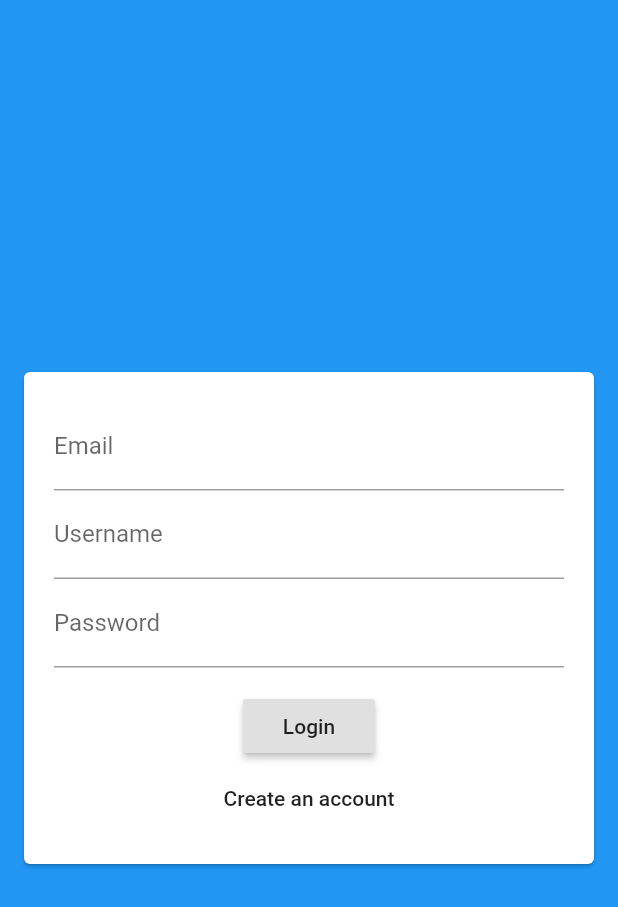
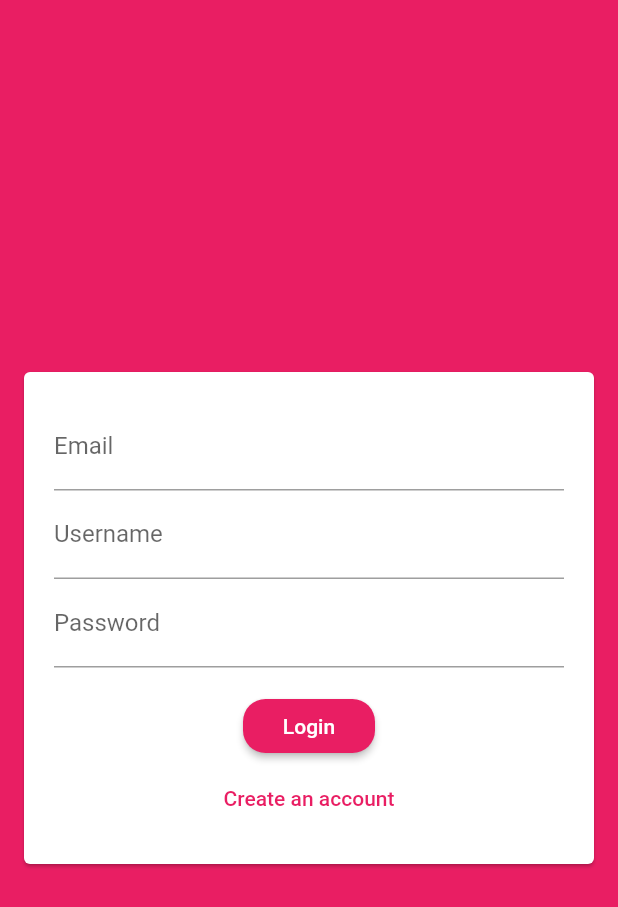
Before and after one commit to khsh90/Max-ChatApp-Section14, a Flutter app: the screen it shows after launch, on a phone screen of 412 x 824 dp. Shown: the top 907 px of the screen. Run offline on Flutter 3.47's test engine with Material 2 defaults, Android fonts, the phone set to English and light mode, and no system bars; our stand-ins replace cloud_firestore; accounts and stored records are empty.

Commit message:
adding theme colors to project

```diff
--- a/lib/main.dart
+++ b/lib/main.dart
@@ -12,7 +12,15 @@ class MyApp extends StatelessWidget {
     return MaterialApp(
       title: 'Flutter Demo',
       theme: ThemeData(
-        primarySwatch: Colors.blue,
+        primarySwatch: Colors.pink,
+        backgroundColor: Colors.pink,
+        accentColor: Colors.purple,
+        accentColorBrightness: Brightness.dark,
+        buttonTheme: ButtonTheme.of(context).copyWith(
+            buttonColor: Colors.pink,
+            textTheme: ButtonTextTheme.primary,
+            shape: RoundedRectangleBorder(
+                borderRadius: BorderRadius.circular(15))),
         visualDensity: VisualDensity.adaptivePlatformDensity,
       ),
       home: AuthScreen(),
--- a/lib/widgets/auth_form.dart
+++ b/lib/widgets/auth_form.dart
@@ -35,7 +35,11 @@ class _AuthFormState extends State<AuthForm> {
                 onPressed: () {},
                 child: Text("Login"),
               ),
-              FlatButton(onPressed: () {}, child: Text('Create an account'))
+              FlatButton(
+                onPressed: () {},
+                child: Text('Create an account'),
+                textColor: Theme.of(context).primaryColor,
+              )
             ],
           )),
         ),
```
